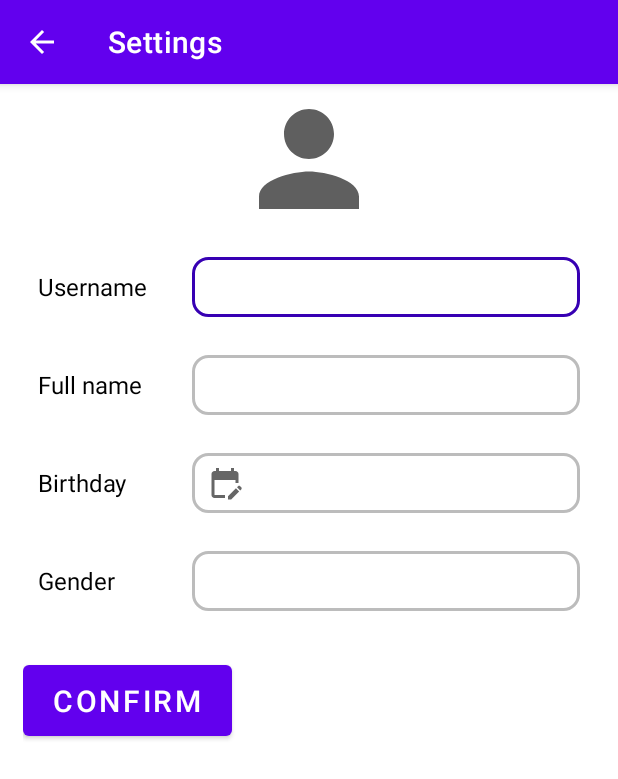
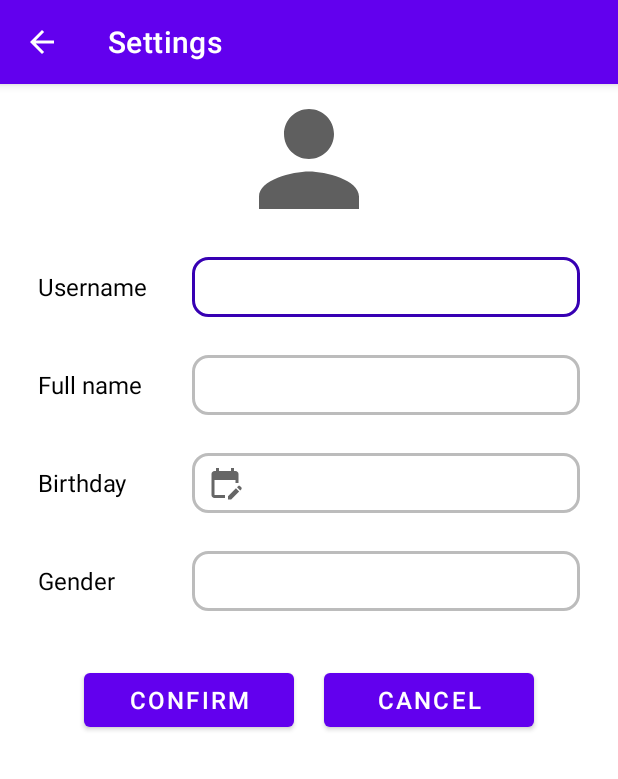
Before and after one commit to tanthokg/CSC13002_Intro2SE, an Android app: the SettingEditProfileActivity screen opened directly, with no data from a screen before it, after a tap on "CONFIRM", on a phone screen of 412 x 824 dp. Shown: the top 779 px of the screen. Run offline under Robolectric (Android 15) with nearby library versions, the light colour scheme and no system bars; our stand-ins replace Firebase (no records; nobody signed in at launch, a user with empty details on screens opened directly); 3 statements that could not run were skipped.

Commit message:
Add cancel button

```diff
--- a/Sunshine/app/src/main/java/com/example/sunshine/user/SettingEditProfileActivity.java
+++ b/Sunshine/app/src/main/java/com/example/sunshine/user/SettingEditProfileActivity.java
@@ -3,6 +3,7 @@
 import static android.content.ContentValues.TAG;
 
 import android.app.Activity;
+import android.app.DatePickerDialog;
 import android.content.Context;
 import android.content.DialogInterface;
 import android.content.Intent;
@@ -11,8 +12,10 @@
 import android.util.Log;
 import android.view.MenuItem;
 import android.view.View;
+import android.widget.AdapterView;
 import android.widget.ArrayAdapter;
 import android.widget.Button;
+import android.widget.DatePicker;
 import android.widget.EditText;
 import android.widget.ImageView;
 import android.widget.Spinner;
@@ -39,7 +42,10 @@
 import com.google.firebase.firestore.QueryDocumentSnapshot;
 import com.google.firebase.firestore.QuerySnapshot;
 
+import java.text.SimpleDateFormat;
+import java.util.Calendar;
 import java.util.Date;
+import java.util.Locale;
 
 public class SettingEditProfileActivity extends AppCompatActivity {
 
@@ -50,12 +56,14 @@
     ImageView imgAvt;
     //TextView usernameTv,fullNameTv,birthdayTv,genderTv;
     EditText usernameET,fullNameET,birthdayET;
+    //TextView birthdayTv;
    Spinner gender_options;
     Context context;
     String _username, _fullName, _birthday;
-    MaterialButton confirmBtn;
+    MaterialButton confirmBtn, cancelBtn;
 
     private boolean _gender;
+    final Calendar myCalendar= Calendar.getInstance();
 
 
     @Override
@@ -72,32 +80,19 @@
         fullNameET = (EditText) findViewById(R.id.fullnameBox);
       //  genderET = (TextView)findViewById(R.id.genderBox);
         confirmBtn =(MaterialButton) findViewById(R.id.confirmEditProfile);
+        cancelBtn = (MaterialButton) findViewById(R.id.cancelEditProfile);
 
         gender_options = (Spinner) findViewById(R.id.gender_option);
-     adapter = new ArrayAdapter<String>(this, android.R.layout.simple_spinner_dropdown_item, gender);
-//      adapter.setDropDownViewResource(android.R.layout.simple_spinner_dropdown_item);
+       adapter = new ArrayAdapter<String>(this, android.R.layout.simple_spinner_dropdown_item, gender);
+
 //        gender_options.setAdapter(adapter);
         birthdayET = (EditText) findViewById(R.id.birthdayBox);
 
+
         database = FirebaseFirestore.getInstance();
         auth = FirebaseAuth.getInstance();
-        //currentUserId = auth.getCurrentUser().getUid();
-        //getUsername();
-        // usernameTv.setText(username);
         String userId = auth.getCurrentUser().getUid();
-//        database.collection("User").document(userId).get().addOnCompleteListener(new OnCompleteListener<DocumentSnapshot>() {
-//            @Override
-//            public void onComplete(@NonNull Task <DocumentSnapshot> task) {
-//                if (task.isSuccessful())
-//                    if (task.getResult() != null) {
-//                        User user;
-//                        user = task.getResult().toObject(User.class);
-//                        username = user.getUsername();
-//                        fullname =user.getFullname();
-//                    }
-//            }
-//        });
-        // Gets user document from Firestore as reference
+
         DocumentReference docRef = database.collection("User").document(userId);
 
         docRef.get().addOnCompleteListener(new OnCompleteListener<DocumentSnapshot>() {
@@ -134,7 +129,22 @@
                 }
             }
         });
-
+        DatePickerDialog.OnDateSetListener date =new DatePickerDialog.OnDateSetListener() {
+            @Override
+            public void onDateSet(DatePicker view, int year, int month, int day) {
+                myCalendar.set(Calendar.YEAR, year);
+                myCalendar.set(Calendar.MONTH,month);
+                myCalendar.set(Calendar.DAY_OF_MONTH,day);
+                updateLabel();
+            }
+        };
+        birthdayET.setOnClickListener(new View.OnClickListener() {
+            @Override
+            public void onClick(View view) {
+                new DatePickerDialog(SettingEditProfileActivity.this,date,myCalendar.get(Calendar.YEAR),myCalendar.get(Calendar.MONTH),myCalendar.get(Calendar.DAY_OF_MONTH)).show();
+            }
+        });
+      adapter.setDropDownViewResource(android.R.layout.simple_spinner_dropdown_item);
       confirmBtn.setOnClickListener(new View.OnClickListener() {
 
           @Override
@@ -142,6 +152,14 @@
           public void onClick(View v) {
               _username = usernameET.getText().toString();
               _fullName = fullNameET.getText().toString();
+              _birthday = birthdayET.getText().toString();
+             String selectedGender = gender_options.getSelectedItem().toString();
+            if(selectedGender.equals("Male")) {
+                _gender = true; }
+              else if (selectedGender.equals("Female"))
+              {
+                  _gender = false;
+              }
 
               DocumentReference docRef = database.collection("User").document(userId);
               docRef
@@ -173,16 +191,75 @@
                               Log.w(TAG, "Error updating document", e);
                           }
                       });
+              docRef
+                      .update("birthday", _birthday)
+                      .addOnSuccessListener(new OnSuccessListener<Void>() {
+                          @Override
+                          public void onSuccess(Void aVoid) {
+                              Log.d(TAG, "Permission successfully!");
+                          }
+                      })
+                      .addOnFailureListener(new OnFailureListener() {
+                          @Override
+                          public void onFailure(@NonNull Exception e) {
+                              Log.w(TAG, "Error updating document", e);
+                          }
+                      });
+              docRef
+                      .update("gender", _gender)
+                      .addOnSuccessListener(new OnSuccessListener<Void>() {
+                          @Override
+                          public void onSuccess(Void aVoid) {
+                              Log.d(TAG, "Permission successfully!");
+                          }
+                      })
+                      .addOnFailureListener(new OnFailureListener() {
+                          @Override
+                          public void onFailure(@NonNull Exception e) {
+                              Log.w(TAG, "Error updating document", e);
+                          }
+                      });
           }
       });
 
+      cancelBtn.setOnClickListener(new View.OnClickListener() {
 
+          @Override
 
+          public void onClick(View v) {
 
+              setCancelBtn();
 
+          }
+      });
     }
 
-    @Override
+    private void setCancelBtn()
+    {
+        AlertDialog.Builder confirmDialog = new AlertDialog.Builder(this, R.style.AlertDialog);
+        confirmDialog.setMessage("Are you sure to cancel edit profile?");
+        confirmDialog.setPositiveButton("YES", new DialogInterface.OnClickListener() {
+            @Override
+            public void onClick(DialogInterface dialogInterface, int i) {
+                Toast.makeText(SettingEditProfileActivity.this, "Edit Profile has been cancel", Toast.LENGTH_SHORT).show();
+                onBackPressed();
+            }
+        });
+        confirmDialog.setNegativeButton("NO", new DialogInterface.OnClickListener() {
+            @Override
+            public void onClick(DialogInterface dialogInterface, int i) {
+            }
+        });
+
+        confirmDialog.create();
+        confirmDialog.show();
+    }
+    private void updateLabel() {
+        String myFormat = "MM/dd/yyyy";
+        SimpleDateFormat dateFormat = new SimpleDateFormat(myFormat, Locale.US);
+        birthdayET.setText(dateFormat.format(myCalendar.getTime()));
+    }
+        @Override
     public boolean onOptionsItemSelected(MenuItem item) {
         switch (item.getItemId())
         {
@@ -195,9 +272,5 @@
 
         return super.onOptionsItemSelected(item);
     }
-    private void getUsername() {
-
-    }
-
 
 }
--- a/Sunshine/app/src/main/res/layout/user_setting_edit_profile.xml
+++ b/Sunshine/app/src/main/res/layout/user_setting_edit_profile.xml
@@ -90,8 +90,10 @@
             android:textAppearance="?android:attr/textAppearanceMedium"
             android:padding="10dp"
             android:textSize="16sp"
-            android:onClick="onClick"
-            android:clickable="true"/>
+            android:clickable="false"
+            android:cursorVisible="false"
+            android:focusable="false"
+            android:focusableInTouchMode="false"/>
     </LinearLayout>
 
     <LinearLayout
@@ -122,14 +124,31 @@
             <requestFocus />
         </Spinner>
     </LinearLayout>
+    <LinearLayout
+        android:layout_width="match_parent"
+        android:layout_height="wrap_content"
+        android:orientation="horizontal"
+        android:layout_marginTop="5dp"
+        android:padding="20dp"
+
+        android:gravity="center"
+       >
     <com.google.android.material.button.MaterialButton
         android:id="@+id/confirmEditProfile"
-        android:layout_width="wrap_content"
+        android:layout_width="140dp"
         android:layout_height="wrap_content"
-        android:layout_centerHorizontal="true"
-        android:layout_marginTop="20dp"
-        android:paddingHorizontal="20dp"
-        android:paddingVertical="10dp"
+        android:layout_marginRight="10dp"
+
         android:text="Confirm"
-        android:textSize="20sp" />
+        android:textSize="16sp" />
+
+        <com.google.android.material.button.MaterialButton
+            android:id="@+id/cancelEditProfile"
+            android:layout_width="140dp"
+            android:layout_height="wrap_content"
+            android:layout_centerHorizontal="true"
+            android:layout_marginLeft="10dp"
+            android:text="Cancel"
+            android:textSize="16sp" />
+    </LinearLayout>
 </LinearLayout>
```
